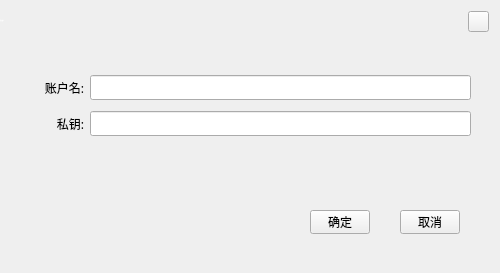
This is ChainIDE/custom/ImportDialogUB.ui in HcashOrg/HX-IDE as Qt 5 draws it before an edit. The edited form follows.
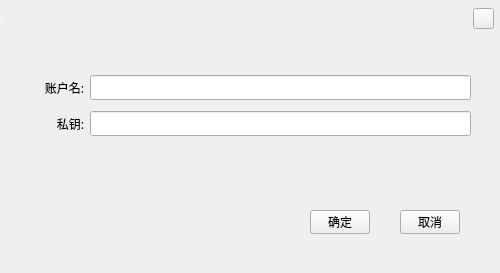
This is the edited form.

```diff
--- a/ChainIDE/custom/ImportDialogUB.ui
+++ b/ChainIDE/custom/ImportDialogUB.ui
@@ -24,8 +24,8 @@
   <widget class="QToolButton" name="closeBtn">
    <property name="geometry">
     <rect>
-     <x>468</x>
-     <y>11</y>
+     <x>473</x>
+     <y>8</y>
      <width>21</width>
      <height>21</height>
     </rect>
```
